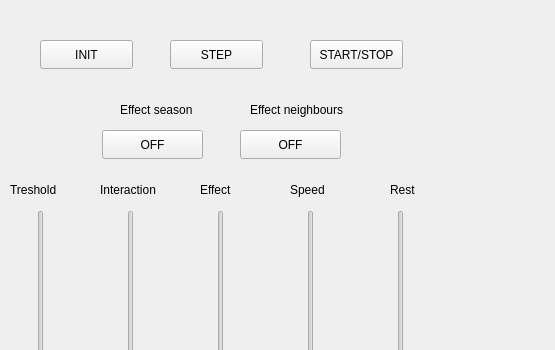
Qt form QT_Project/mainwindow.ui (DamianF100/UFZ-Project) before a commit; both pictures show x 0 to 555 and y 0 to 350 of the 1200 by 700 pixel window.
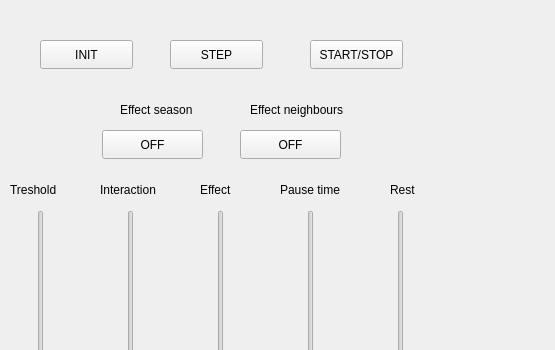
The same form after that commit. Custom widgets are drawn as their Qt base class.

Diff of the .ui file:
```diff
--- a/QT_Project/mainwindow.ui
+++ b/QT_Project/mainwindow.ui
@@ -205,14 +205,14 @@
    <widget class="QLabel" name="label_4">
     <property name="geometry">
      <rect>
-      <x>290</x>
+      <x>280</x>
       <y>180</y>
-      <width>51</width>
+      <width>71</width>
       <height>20</height>
      </rect>
     </property>
     <property name="text">
-     <string>Speed</string>
+     <string>Pause time</string>
     </property>
    </widget>
    <widget class="QSlider" name="CURSOR_SPEED">
```
Left out of the diff: 14 changed lines with no effect on the pictures.
